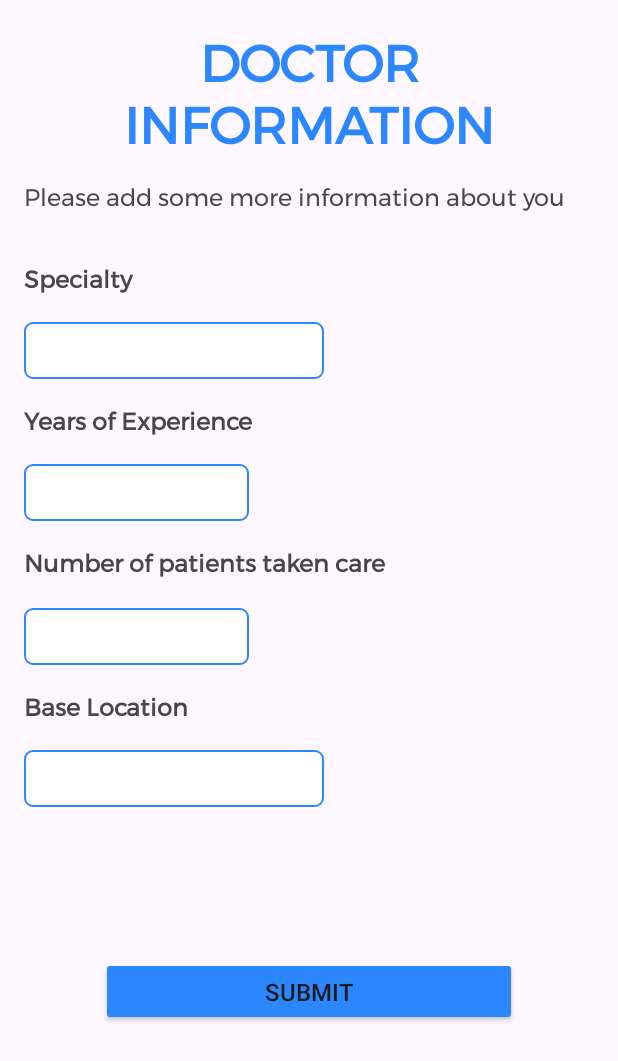
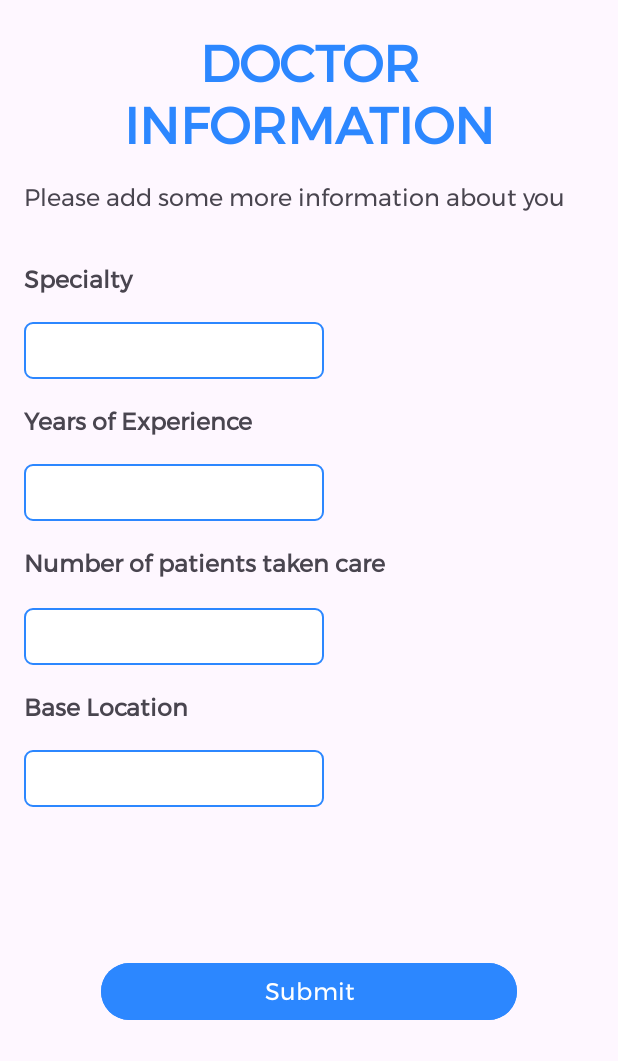
Before and after one commit to phnam05/Doctor2.0, an Android app: the AddDoctorInformationActivity screen opened directly, with no data from a screen before it, on a phone screen of 412 x 824 dp. Shown: the top 1061 px of the screen. Run offline under Robolectric (Android 15) with nearby library versions, the phone set to English and light mode, and no system bars; our stand-ins replace Firebase (no records; nobody signed in at launch, a user with empty details on screens opened directly).

Commit message:
Updated doctors collection

```diff
--- a/app/src/main/res/layout/activity_add_doctor_information.xml
+++ b/app/src/main/res/layout/activity_add_doctor_information.xml
@@ -77,7 +77,7 @@
 
         <EditText
             android:id="@+id/editTextYearsExperience"
-            android:layout_width="150sp"
+            android:layout_width="200sp"
             android:layout_height="wrap_content"
             android:layout_below="@+id/emailTextView"
             android:layout_marginTop="16sp"
@@ -102,12 +102,11 @@
 
         <EditText
             android:id="@+id/editTextNumPatient"
-            android:layout_width="150sp"
+            android:layout_width="200sp"
             android:layout_height="wrap_content"
             android:layout_below="@+id/birthTextView"
             android:layout_marginTop="17dp"
             android:background="@drawable/border"
-            android:focusable="false"
             android:inputType="number|numberDecimal"
             android:padding="8sp"
             android:textSize="16sp" />
@@ -146,8 +145,7 @@
             android:layout_marginTop="100dp"
             android:backgroundTint="#2C87FF"
             android:text="Submit"
-            android:textColorHighlight="#2C87FF"
-            android:textColorLink="#2C87FF"
+            android:fontFamily="@font/montserrat"
             android:textSize="16sp"></Button>
 
         <ProgressBar
```
Also changed, not shown: app/src/main/java/com/example/badapp/AddDoctorInformationActivity.java (+33 -22 lines), app/src/main/java/com/example/badapp/Doctor.java (+43 -3 lines), app/src/main/java/com/example/badapp/RegisterActivity.java (+4 -16 lines).
